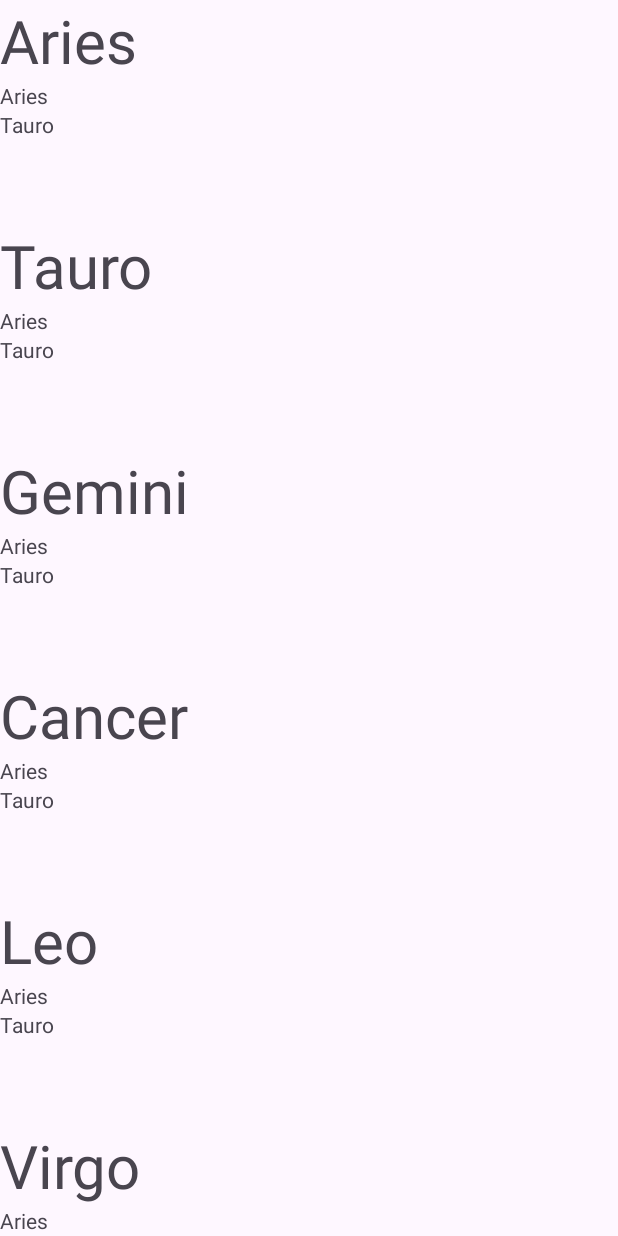
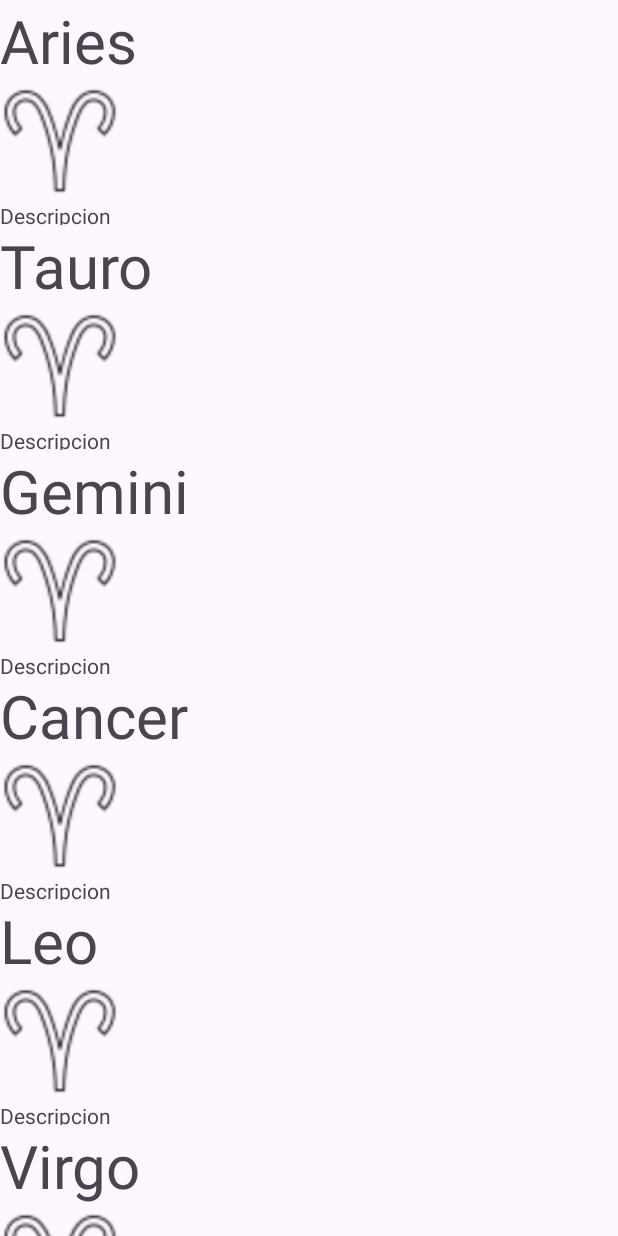
Before and after one commit to cesarjtp/HoroscopoApp, an Android app: the screen it shows after launch (MainActivity), on a phone screen of 412 x 824 dp. Run offline under Robolectric (Android 15) with nearby library versions, the phone set to English and light mode, and no system bars.

Commit message:
proyecto de Horoscopo

```diff
--- a/app/src/main/java/com/example/horoscopoapp/Horoscopo.kt
+++ b/app/src/main/java/com/example/horoscopoapp/Horoscopo.kt
@@ -1,4 +1,4 @@
 package com.example.horoscopoapp
 
-class Horoscopo(val id:String,val name:String, logo:Int) {
+class Horoscopo(val id:String,val name:String, logo:Int, descrip: Int) {
 }
--- a/app/src/main/java/com/example/horoscopoapp/HoroscopoAdapter.kt
+++ b/app/src/main/java/com/example/horoscopoapp/HoroscopoAdapter.kt
@@ -3,6 +3,7 @@ package com.example.horoscopeapp
 import android.view.LayoutInflater
 import android.view.View
 import android.view.ViewGroup
+import android.widget.ImageView
 import android.widget.TextView
 import androidx.recyclerview.widget.RecyclerView
 import com.example.horoscopoapp.Horoscopo
@@ -39,8 +40,12 @@ class HoroscopoAdapter(private val dataSet: List<Horoscopo>) :
 // Esta clase se encarga de guardarnos la vista y no tener que inflarla de nuevo
 class HoroscopoViewHolder(view: View) : RecyclerView.ViewHolder(view) {
     val textView: TextView
+    val descrip: TextView
+    val logoView : ImageView
 
     init {
         textView = view.findViewById(R.id.nameTextView)
+        descrip = view.findViewById(R.id.descrip)
+        logoView = view.findViewById(R.id.image)
     }
 }
--- a/app/src/main/java/com/example/horoscopoapp/MainActivity.kt
+++ b/app/src/main/java/com/example/horoscopoapp/MainActivity.kt
@@ -12,18 +12,18 @@ import com.example.horoscopeapp.HoroscopoAdapter
 class MainActivity : AppCompatActivity() {
 
     val horoscopoList: List<Horoscopo> = listOf(
-        Horoscopo("Aries", "Aries", 0),
-        Horoscopo("Tauro", "Tauro", 0),
-        Horoscopo("Gemini", "Gemini", 0),
-        Horoscopo("Cancer", "Cancer", 0),
-        Horoscopo("Leo", "Leo", 0),
-        Horoscopo("Virgo", "Virgo", 0),
-        Horoscopo("Libra", "Libra", 0),
-        Horoscopo("Scorpio", "Scorpio", 0),
-        Horoscopo("Sagitario", "Sagitario", 0),
-        Horoscopo("Capricornio", "Capricornio", 0),
-        Horoscopo("Aquario", "Aquario", 0),
-        Horoscopo("Pisces", "Pisces", 0)
+        Horoscopo("Aries", "Aries", R.drawable.aries, 0),
+        Horoscopo("Tauro", "Tauro", R.drawable.taurus, 0),
+        Horoscopo("Gemini", "Gemini", R.drawable.gemini, 0),
+        Horoscopo("Cancer", "Cancer", R.drawable.cancer, 0),
+        Horoscopo("Leo", "Leo", R.drawable.leo, 0),
+        Horoscopo("Virgo", "Virgo",R.drawable.virgo, 0),
+        Horoscopo("Libra", "Libra", R.drawable.libra, 0),
+        Horoscopo("Scorpio", "Scorpio", R.drawable.scorpio, 0),
+        Horoscopo("Sagitario", "Sagitario", R.drawable.sagittarius,0),
+        Horoscopo("Capricornio", "Capricornio", R.drawable.capricorn,0),
+        Horoscopo("Aquario", "Aquario", R.drawable.aquarius,0),
+        Horoscopo("Pisces", "Pisces", R.drawable.pisces,0)
 
     )
 
@@ -38,5 +38,7 @@ class MainActivity : AppCompatActivity() {
         val adapter = HoroscopoAdapter(horoscopoList)
         recyclerView.adapter = adapter
         recyclerView.layoutManager = LinearLayoutManager(this)
+
+        getDrawable(R.drawable.aries)
     }
 }
--- a/app/src/main/res/layout/item_horoscopo.xml
+++ b/app/src/main/res/layout/item_horoscopo.xml
@@ -11,23 +11,20 @@
     android:text="Horoscopo name"
     android:textSize="40sp"/>
 
+    <ImageView
+        android:id="@+id/image"
+        android:layout_width="80dp"
+        android:layout_height="80dp"
+        android:src="@drawable/aries"/>
     <TextView
-        android:id="@+id/Aries"
+        android:id="@+id/descrip"
         android:layout_width="match_parent"
         android:layout_height="wrap_content"
-        android:text="Aries"
+        android:text="Descripcion"
         android:layout_gravity="right">
 
     </TextView>
 
-    <TextView
-    android:id="@+id/Tauro"
-    android:layout_width="match_parent"
-    android:layout_height="wrap_content"
-    android:text="Tauro"
-    android:layout_gravity="right">
-
-</TextView>
 
 
     </LinearLayout>
```
Also changed, not shown: app/src/main/res/drawable/aquarius.png (added), app/src/main/res/drawable/aries.png (added), app/src/main/res/drawable/cancer.png (added), app/src/main/res/drawable/capricorn.png (added), app/src/main/res/drawable/gemini.png (added), app/src/main/res/drawable/leo.png (added), app/src/main/res/drawable/libra.png (added), app/src/main/res/drawable/pisces.png (added), app/src/main/res/drawable/sagittarius.png (added), app/src/main/res/drawable/scorpio.png (added), app/src/main/res/drawable/taurus.png (added), app/src/main/res/drawable/virgo.png (added).
